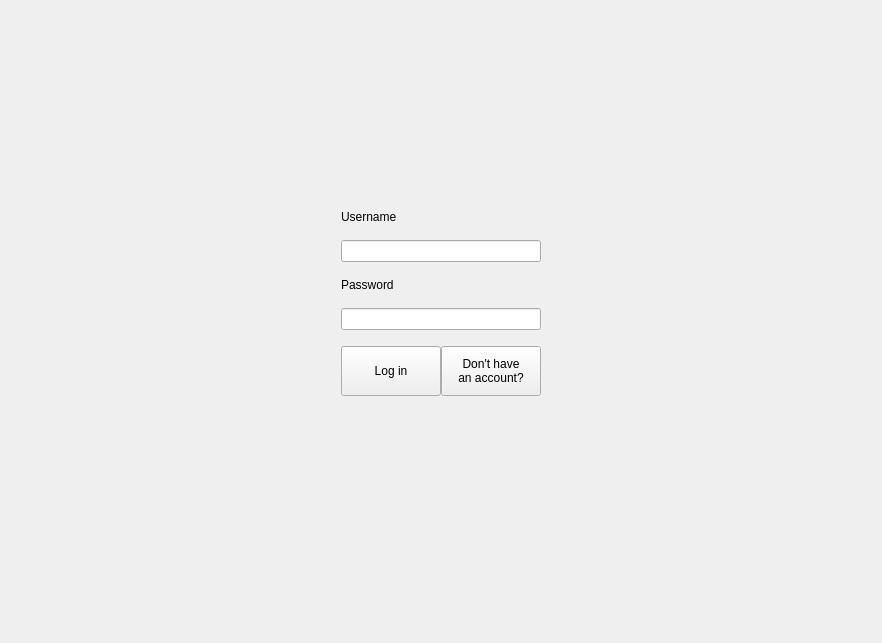
The window that task-tracker-frontend/AuthorizationWidget.ui (Unkorunk/task-tracker) describes before a commit, drawn with Qt 5.
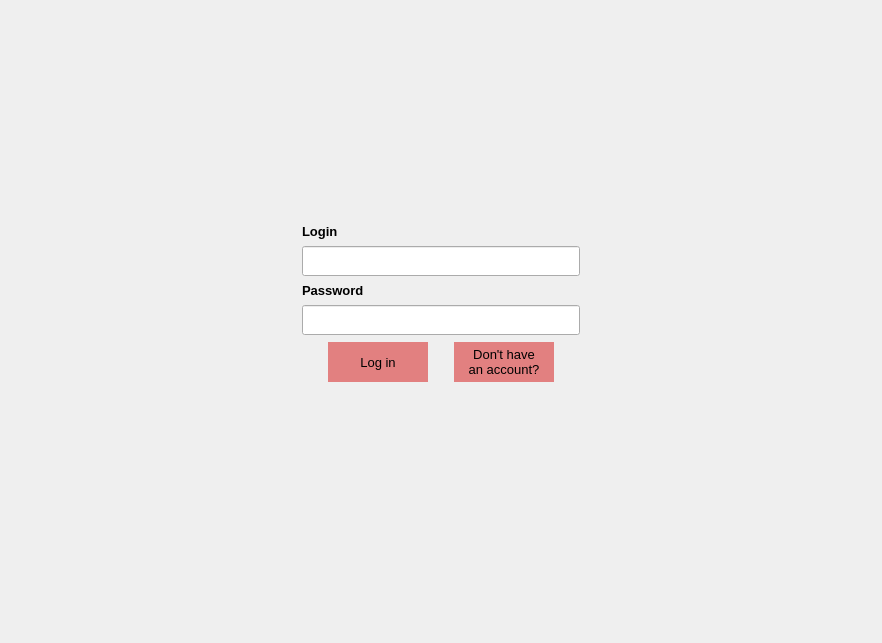
The same window after the commit. Custom widgets are drawn as their Qt base class.

Commit message: design for registration and authorization

Patch:
```diff
--- a/task-tracker-frontend/AuthorizationWidget.ui
+++ b/task-tracker-frontend/AuthorizationWidget.ui
@@ -24,7 +24,7 @@
         </property>
         <property name="sizeHint" stdset="0">
          <size>
-          <width>264</width>
+          <width>200</width>
           <height>20</height>
          </size>
         </property>
@@ -58,7 +58,7 @@
         </property>
         <layout class="QVBoxLayout" name="verticalLayout_9">
          <property name="spacing">
-          <number>16</number>
+          <number>7</number>
          </property>
          <property name="sizeConstraint">
           <enum>QLayout::SetFixedSize</enum>
@@ -96,29 +96,36 @@
              <height>30</height>
             </size>
            </property>
+           <property name="font">
+            <font>
+             <pointsize>10</pointsize>
+             <weight>75</weight>
+             <bold>true</bold>
+            </font>
+           </property>
            <property name="text">
-            <string>Username</string>
+            <string>Login</string>
            </property>
           </widget>
          </item>
          <item>
           <widget class="QLineEdit" name="usernameField">
            <property name="sizePolicy">
-            <sizepolicy hsizetype="Preferred" vsizetype="Preferred">
+            <sizepolicy hsizetype="Preferred" vsizetype="Fixed">
              <horstretch>0</horstretch>
              <verstretch>0</verstretch>
             </sizepolicy>
            </property>
            <property name="minimumSize">
             <size>
-             <width>25</width>
-             <height>0</height>
+             <width>278</width>
+             <height>30</height>
             </size>
            </property>
            <property name="maximumSize">
             <size>
              <width>16777215</width>
-             <height>16777215</height>
+             <height>30</height>
             </size>
            </property>
            <property name="echoMode">
@@ -149,6 +156,13 @@
              <height>30</height>
             </size>
            </property>
+           <property name="font">
+            <font>
+             <pointsize>10</pointsize>
+             <weight>75</weight>
+             <bold>true</bold>
+            </font>
+           </property>
            <property name="text">
             <string>Password</string>
            </property>
@@ -157,21 +171,21 @@
          <item>
           <widget class="QLineEdit" name="passwordField">
            <property name="sizePolicy">
-            <sizepolicy hsizetype="Preferred" vsizetype="Preferred">
+            <sizepolicy hsizetype="Preferred" vsizetype="Minimum">
              <horstretch>0</horstretch>
              <verstretch>0</verstretch>
             </sizepolicy>
            </property>
            <property name="minimumSize">
             <size>
-             <width>25</width>
-             <height>0</height>
+             <width>278</width>
+             <height>30</height>
             </size>
            </property>
            <property name="maximumSize">
             <size>
              <width>16777215</width>
-             <height>16777215</height>
+             <height>30</height>
             </size>
            </property>
            <property name="echoMode">
@@ -204,9 +218,18 @@
              <property name="minimumSize">
               <size>
                <width>100</width>
-               <height>50</height>
+               <height>40</height>
               </size>
              </property>
+             <property name="font">
+              <font>
+               <pointsize>10</pointsize>
+              </font>
+             </property>
+             <property name="styleSheet">
+              <string notr="true">border:none;
+background-color: rgb(226, 128, 128);</string>
+             </property>
              <property name="text">
               <string>Log in</string>
              </property>
@@ -226,11 +249,12 @@
              <property name="minimumSize">
               <size>
                <width>100</width>
-               <height>50</height>
+               <height>40</height>
               </size>
              </property>
              <property name="font">
               <font>
+               <pointsize>10</pointsize>
                <strikeout>false</strikeout>
                <kerning>true</kerning>
               </font>
@@ -238,6 +262,10 @@
              <property name="acceptDrops">
               <bool>false</bool>
              </property>
+             <property name="styleSheet">
+              <string notr="true">border:none;
+background-color: rgb(226, 128, 128);</string>
+             </property>
              <property name="text">
               <string>Don't have 
 an account?</string>
```
Left out of the diff: 2 changed lines with no effect on the pictures. The commit also changes 3 other files.
